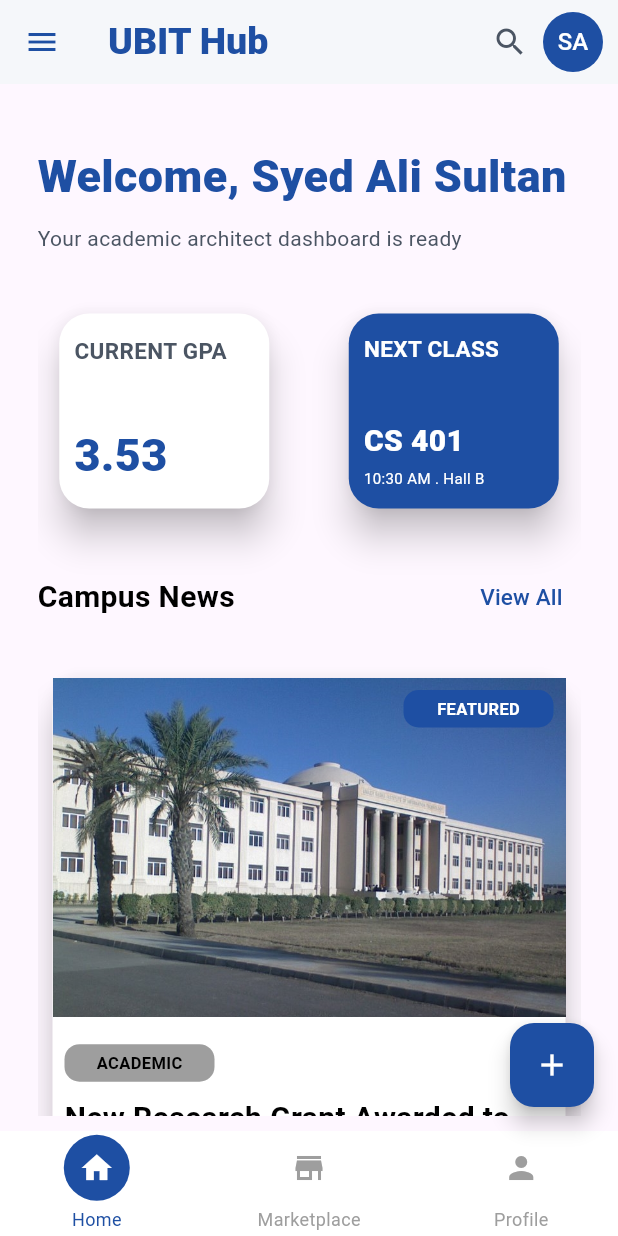
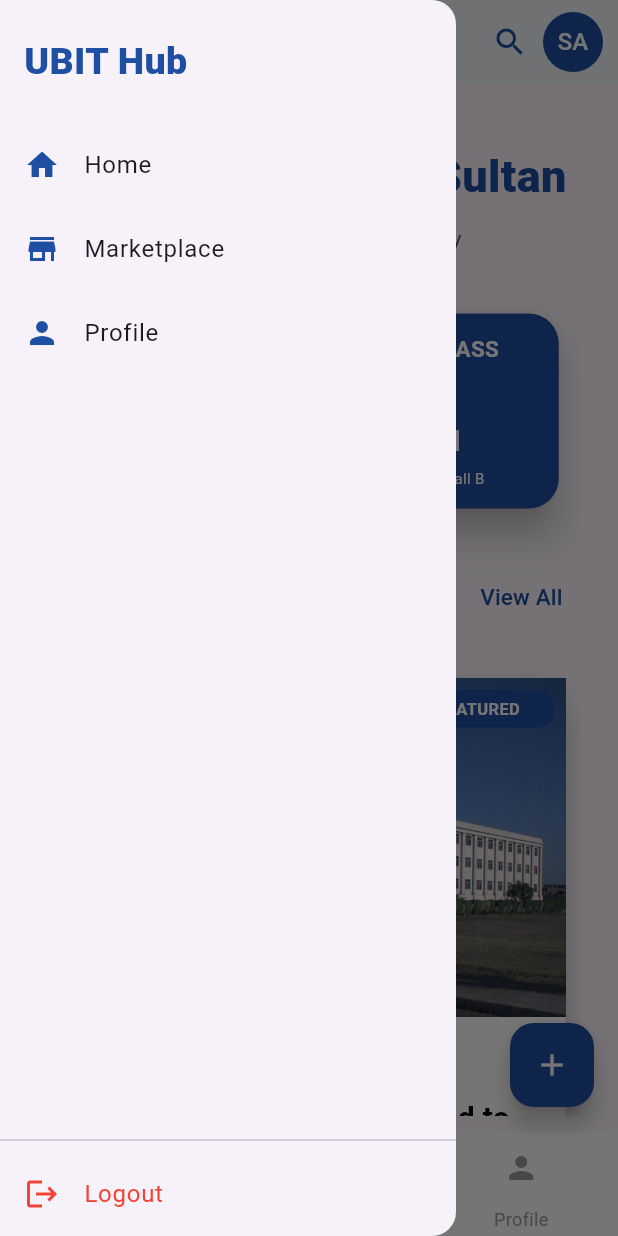
Before and after one commit to alishah18105/Flutter-Assignment-UBIT-Student-Hub, a Flutter app: the screen it shows after launch, after a tap on "Login", after a tap on the "menu" icon, on a phone screen of 412 x 824 dp. Run offline on Flutter 3.47's test engine with Material 3 defaults, Android fonts, the phone set to English and light mode, and no system bars.

Commit message:
Project UI Finalized

```diff
--- a/lib/main.dart
+++ b/lib/main.dart
@@ -11,6 +11,9 @@ class MyApp extends StatelessWidget {
   @override
   Widget build(BuildContext context) {
     return MaterialApp(
+      routes: {
+    '/login': (context) => LoginScreen(),
+  },
       debugShowCheckedModeBanner: false,
       home: LoginScreen(),
     );
--- a/lib/screens/login screen/login_screen.dart
+++ b/lib/screens/login screen/login_screen.dart
@@ -20,7 +20,8 @@ class _LoginScreenState extends State<LoginScreen> {
     return Scaffold(
       appBar: AppBar(),
       backgroundColor: screenColor,
-      body: Column(
+      body: SingleChildScrollView(
+        child: Column(
           children: [
             Padding(padding: const EdgeInsets.all(8.0), child: CardWidget()),
             SizedBox(height: 50),
@@ -33,6 +34,7 @@ class _LoginScreenState extends State<LoginScreen> {
               ],
             ),
           ],
+        ),
       ),
     );
   }
--- a/lib/screens/main_dashboard/custom_appBar.dart
+++ b/lib/screens/main_dashboard/custom_appBar.dart
@@ -1,19 +1,52 @@
 import 'package:flutter/material.dart';
 import 'package:university_student_hub/utilis/colors.dart';
 
-AppBar CustomAppBar() {
-    return AppBar(
-      backgroundColor: screenColor,
-      leading: IconButton(onPressed: (){}, icon: Icon(Icons.menu, color: eleBtnColor,)),
-      title: Text("UBIT Hub", style: TextStyle(color: eleBtnColor, fontSize: 25, fontWeight: FontWeight.w900),),
-      actions: [
-        Icon(Icons.search, color: textColor,),
-        SizedBox(width: 10,),
+AppBar CustomAppBar({
+  bool showSearch = true,
+  bool showNotification = false,
+  bool showAvatar = true,
+}) {
+  return AppBar(
+    backgroundColor: screenColor,
+    leading: Builder(
+      builder: (context) {
+        return IconButton(
+          onPressed: () {
+            Scaffold.of(context).openDrawer();
+          },
+          icon: Icon(Icons.menu, color: eleBtnColor),
+        );
+      },
+    ),
+    title: Text(
+      "UBIT Hub",
+      style: TextStyle(
+        color: eleBtnColor,
+        fontSize: 25,
+        fontWeight: FontWeight.w900,
+      ),
+    ),
+    actions: [
+      if (showSearch) ...[
+        Icon(Icons.search, color: eleBtnColor),
+        SizedBox(width: 10),
+      ],
+
+      if (showNotification) ...[
+        Icon(Icons.notifications, color: eleBtnColor),
+        SizedBox(width: 10),
+      ],
+
+      if (showAvatar) ...[
         CircleAvatar(
           backgroundColor: eleBtnColor,
-          child: Text("SA", style: TextStyle(color: Colors.white),),
+          child: Text(
+            "SA",
+            style: TextStyle(color: Colors.white),
+          ),
         ),
-        SizedBox(width: 10,)
+        SizedBox(width: 10),
       ],
-    );
-  }
+    ],
+  );
+}
--- a/lib/screens/main_dashboard/main_dahboard.dart
+++ b/lib/screens/main_dashboard/main_dahboard.dart
@@ -6,7 +6,6 @@ import 'package:university_student_hub/screens/profile_screen/profile_screen.dar
 import 'package:university_student_hub/utilis/colors.dart';
 
 class MainDahboard extends StatefulWidget {
-
   MainDahboard({super.key});
 
   @override
@@ -35,18 +34,9 @@ class _MainDahboardState extends State<MainDahboard> {
   int selectedIndex = 0;
   late List<Widget> screens;
 
+  final List<IconData> icons = [Icons.home, Icons.store, Icons.person];
 
-  final List<IconData> icons = [
-    Icons.home,
-    Icons.store,
-    Icons.person,
-  ];
-
-  final List<String> labels = [
-    "Home",
-    "Marketplace",
-    "Profile",
-  ];
+  final List<String> labels = ["Home", "Marketplace", "Profile"];
 
   @override
   Widget build(BuildContext context) {
@@ -56,22 +46,98 @@ class _MainDahboardState extends State<MainDahboard> {
       ProfileScreen(),
     ];
     return Scaffold(
-      appBar: CustomAppBar(),
+  appBar: selectedIndex == 1
+      ? CustomAppBar(
+          showSearch: true,
+          showAvatar: false,
+          showNotification: true,
+        )
+      : selectedIndex == 2
+          ? CustomAppBar(
+              showSearch: false,
+              showAvatar: true,
+              showNotification: false,
+            )
+          : CustomAppBar(
+              showSearch: true,
+              showAvatar: true,
+              showNotification: false,
+            ),
+
+      drawer: Drawer(
+  child: Column(
+    children: [
+      Padding(
+        padding: const EdgeInsets.all(16.0),
+        child: Container(
+          height: 50,
+          alignment: Alignment.centerLeft,
+          child: Text(
+            "UBIT Hub",
+            style: TextStyle(
+              color: eleBtnColor,
+              fontSize: 25,
+              fontWeight: FontWeight.w900,
+            ),
+          ),
+        ),
+      ),
+
+      Expanded(
+        child: ListView(
+          padding: EdgeInsets.zero,
+          children: [
+            ListTile(
+              leading: Icon(Icons.home, color: eleBtnColor),
+              title: Text('Home'),
+              onTap: () {},
+            ),
+            ListTile(
+              leading: Icon(Icons.store, color: eleBtnColor),
+              title: Text('Marketplace'),
+              onTap: () {},
+            ),
+            ListTile(
+              leading: Icon(Icons.person, color: eleBtnColor),
+              title: Text('Profile'),
+              onTap: () {},
+            ),
+          ],
+        ),
+      ),
+
+      Divider(),
+      ListTile(
+        leading: Icon(Icons.logout, color: Colors.red),
+        title: Text(
+          "Logout",
+          style: TextStyle(color: Colors.red),
+        ),
+        onTap: () {
+          showLogoutDialog(context);
+        },
+      ),
+    ],
+  ),
+),
       body: screens[selectedIndex],
-      floatingActionButton: selectedIndex == 1 ? FloatingActionButton.extended(
+      floatingActionButton: selectedIndex == 1
+          ? FloatingActionButton.extended(
               onPressed: () {},
-        icon: Icon(Icons.add, color: Colors.white,),
+              icon: Icon(Icons.add, color: Colors.white),
               backgroundColor: eleBtnColor,
-        label: Text("Sell Items", style: TextStyle(color: Colors.white),),
-      ): FloatingActionButton(onPressed: (){},
+              label: Text("Sell Items", style: TextStyle(color: Colors.white)),
+            )
+          :selectedIndex == 2
+        ? null : FloatingActionButton(
+              onPressed: () {},
               backgroundColor: eleBtnColor,
-      child: Icon(Icons.add, color: Colors.white,)),
+              child: Icon(Icons.add, color: Colors.white),
+            ),
       bottomNavigationBar: Container(
         height: 70,
         width: 100,
-        decoration: BoxDecoration(
-          color: Colors.white,
-        ),
+        decoration: BoxDecoration(color: Colors.white),
         child: Row(
           mainAxisAlignment: MainAxisAlignment.spaceAround,
           children: List.generate(icons.length, (index) {
@@ -104,19 +170,49 @@ class _MainDahboardState extends State<MainDahboard> {
                     labels[index],
                     style: TextStyle(
                       fontSize: 12,
-                      color: isSelected
-                          ? Color(0xFF1E4FA3)
-                          : Colors.grey,
+                      color: isSelected ? Color(0xFF1E4FA3) : Colors.grey,
                     ),
-                  )
+                  ),
                 ],
               ),
             );
-          }
-          )
-        )
-      )
+          }),
+        ),
+      ),
     );
   }
+}
 
+void showLogoutDialog(BuildContext context) {
+  showDialog(
+    context: context,
+    builder: (context) {
+      return AlertDialog(
+        icon: CircleAvatar(
+          radius: 30,
+          backgroundColor: Colors.red[100],
+          child: Icon(Icons.logout_outlined, color: Colors.red, size: 25,)),
+        title: Text("Sign out?", style: TextStyle(fontSize: 25, fontWeight: FontWeight.w900),),
+        content: Text("Are you sure you want to logout?"),
+        actions: [
+          ElevatedButton(onPressed: (){
+            Navigator.pop(context);
+          },
+          style: ElevatedButton.styleFrom(
+            backgroundColor: fieldColor,
+          ),
+          child: Text("No, stay", style: TextStyle(color: eleBtnColor, fontWeight: FontWeight.bold),)),
+
+          ElevatedButton(onPressed: (){
+            Navigator.pushNamedAndRemoveUntil(context, '/login', (route) => false);
+          },
+          style: ElevatedButton.styleFrom(
+            backgroundColor: eleBtnColor,
+          ),
+          child: Text("Yes, logout", style: TextStyle(color: Colors.white, fontWeight: FontWeight.bold),)),
+
+        ],
+      );
+    },
+  );
 }
```
Lines whose indentation alone changed are shown as unchanged.
